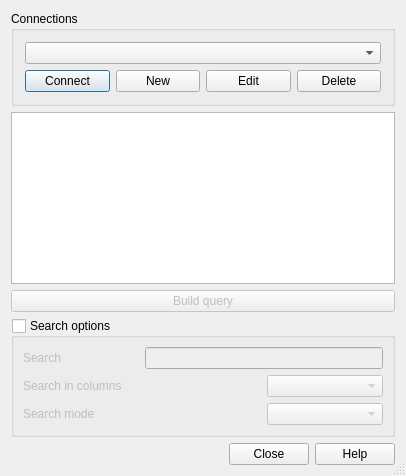
This is src/ui/qgsdbsourceselectbase.ui in stopa85/Quantum-GIS as Qt 5 draws it before an edit. The edited form follows.
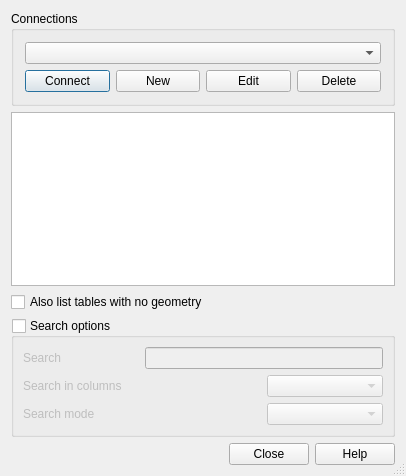
This is the edited form. Icons and pictures are not drawn.

Diff of the .ui file:
```diff
--- a/src/ui/qgsdbsourceselectbase.ui
+++ b/src/ui/qgsdbsourceselectbase.ui
@@ -77,12 +77,9 @@
     </widget>
    </item>
    <item>
-    <widget class="QPushButton" name="btnBuildQuery">
-     <property name="enabled">
-      <bool>false</bool>
-     </property>
+    <widget class="QCheckBox" name="cbxAllowGeometrylessTables">
      <property name="text">
-      <string>Build query</string>
+      <string>Also list tables with no geometry</string>
      </property>
     </widget>
    </item>
```
Left out of the diff: 1 changed line with no effect on the pictures.
